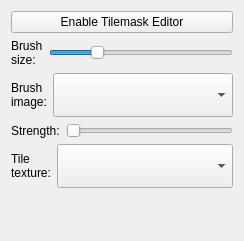
Before: the Qt Designer form Tools/ResourceEditor/DataQt/tilemaskEditorProperties.ui in xaoctech/dava.engine, drawn with Qt 5.
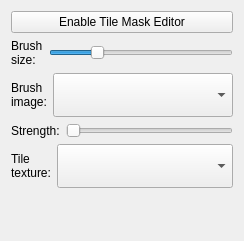
After: the same form once the commit is applied.

What changed in the file:
```diff
--- a/Tools/ResourceEditor/DataQt/tilemaskEditorProperties.ui
+++ b/Tools/ResourceEditor/DataQt/tilemaskEditorProperties.ui
@@ -17,7 +17,7 @@
    <item>
     <widget class="QPushButton" name="buttonEnableTilemaskEditor">
      <property name="text">
-      <string>Enable Tilemask Editor</string>
+      <string>Enable Tile Mask Editor</string>
      </property>
     </widget>
    </item>
```
